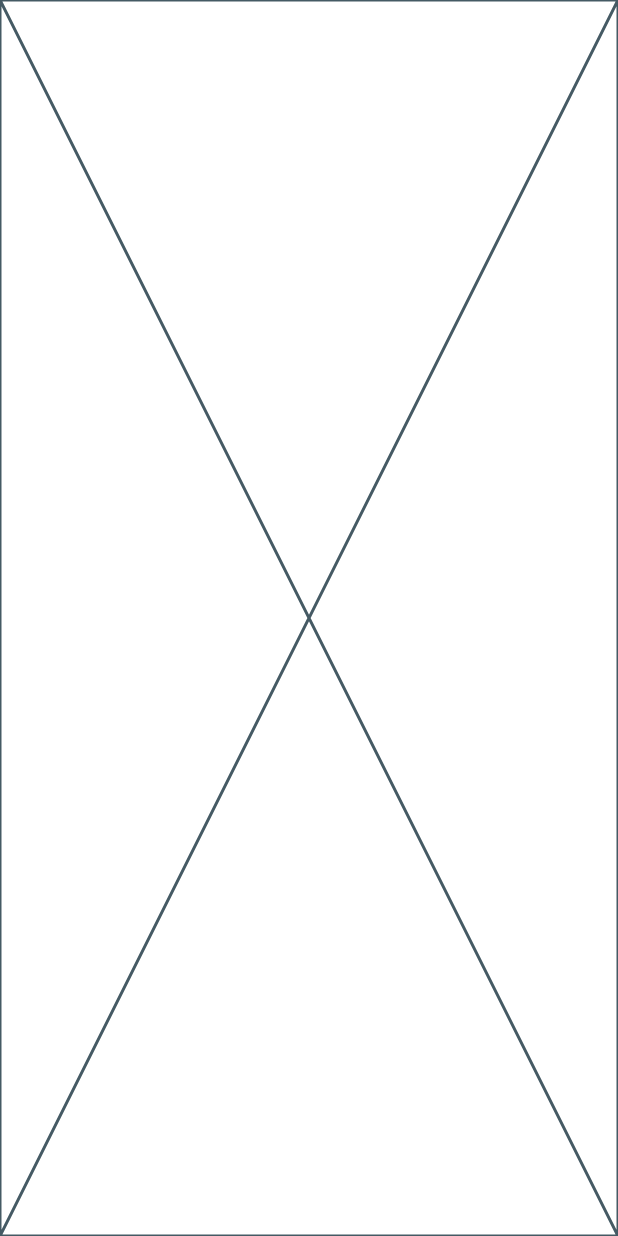
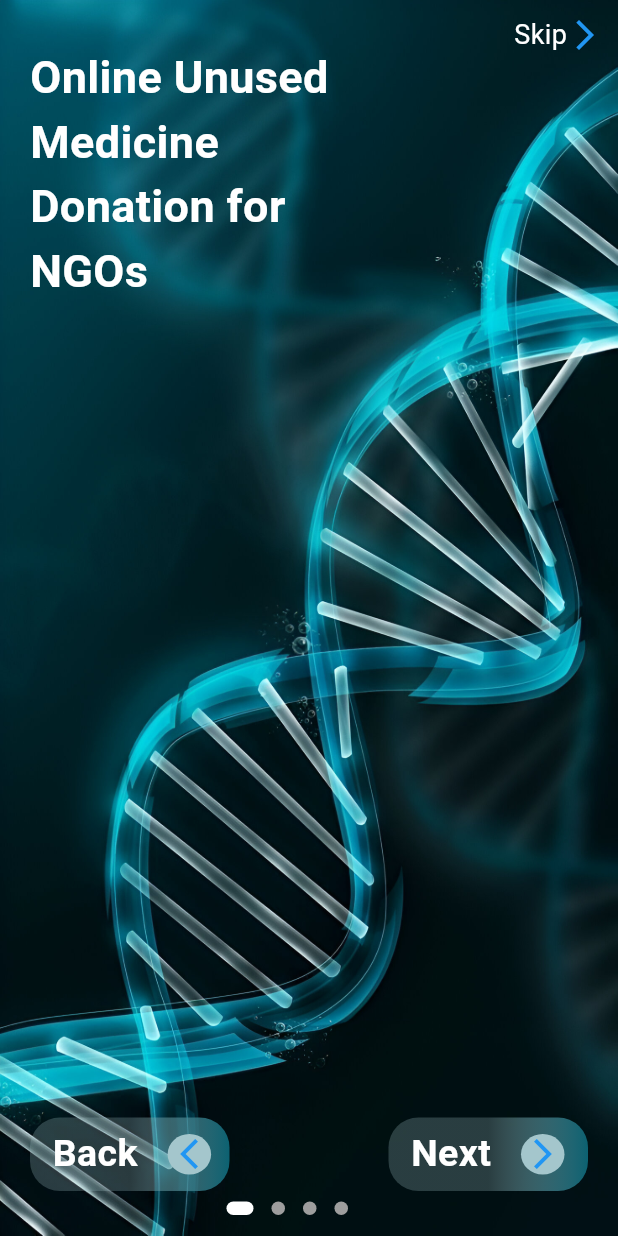
Before and after one commit to Mahmoud031/graduation_project, a Flutter app: the screen it shows after launch, on a phone screen of 412 x 824 dp. Run offline on Flutter 3.47's test engine with Material 3 defaults, Android fonts, the phone set to English and light mode, and no system bars; drawn by our look-alikes of dots_indicator; Roboto replaces fonts that are missing (Judson).

Commit message:
onboarding view ui done

```diff
--- a/lib/core/utils/app_images.dart
+++ b/lib/core/utils/app_images.dart
@@ -1,8 +1,7 @@
-// ignore_for_file: prefer_single_quotes
-class Assets {
-  Assets._();
-
-  /// Assets for imagesLogo
-  /// assets/images/logo.png
-  static const String imagesLogo = "assets/images/logo.png";
+class AppImages {
+  static const String logo = 'assets/images/logo.png';
+  static const String onBoardingPageOne = 'assets/images/pageone.jpg';
+  static const String onBoardingPageTwo = 'assets/images/pagetwo.jpg';
+  static const String onBoardingPageThree = 'assets/images/pagethree.jpg';
+  static const String onBoardingPageFour = 'assets/images/pagefour.jpg';
 }
--- a/lib/features/on_boarding/presentation/views/on_boarding_view.dart
+++ b/lib/features/on_boarding/presentation/views/on_boarding_view.dart
@@ -1,10 +1,14 @@
 import 'package:flutter/material.dart';
+
+import 'widgets/on_boarding_view_body.dart';
 
 class OnBoardingView extends StatelessWidget {
   const OnBoardingView({super.key});
   static const String routeName = 'onBoarding';
   @override
   Widget build(BuildContext context) {
-    return const Placeholder();
+    return Scaffold(
+      body: SafeArea(child: OnBoardingViewBody()),
+    );
   }
 }
--- /dev/null
+++ b/lib/features/on_boarding/presentation/views/widgets/on_boarding_button.dart
@@ -0,0 +1,57 @@
+import 'package:flutter/material.dart';
+
+class OnBoardingButton extends StatelessWidget {
+  const OnBoardingButton({
+    super.key,
+    required this.text,
+    required this.icon,
+  });
+  final String text;
+  final IconData icon;
+  @override
+  Widget build(BuildContext context) {
+    return Container(
+      width: 133,
+      height: 49,
+      decoration: ShapeDecoration(
+        gradient: LinearGradient(
+          begin: Alignment(1.00, 0.50),
+          end: Alignment(0.00, 0.50),
+          colors: [const Color(0xFF0C6171), const Color(0x42A0C2C6)],
+        ),
+        shape: RoundedRectangleBorder(
+          borderRadius: BorderRadius.circular(20),
+        ),
+      ),
+      child: Padding(
+        padding: const EdgeInsets.only(left: 15),
+        child: Row(
+          children: [
+            Text(
+              text,
+              style: TextStyle(
+                color: Colors.white,
+                fontSize: 25,
+                fontFamily: 'Judson',
+                fontWeight: FontWeight.w700,
+              ),
+            ),
+            SizedBox(width: 20),
+            Container(
+              width: 29,
+              height: 27,
+              decoration: ShapeDecoration(
+                color: const Color(0xFFA4C6CC),
+                shape: OvalBorder(),
+              ),
+              child: Icon(
+                icon,
+                color: Color(0xff2196F3),
+              ),
+            )
+          ],
+        ),
+      ),
+    );
+  }
+}
--- /dev/null
+++ b/lib/features/on_boarding/presentation/views/widgets/on_boarding_page_view.dart
@@ -0,0 +1,49 @@
+import 'package:dots_indicator/dots_indicator.dart';
+import 'package:flutter/material.dart';
+import 'package:graduation_project/core/utils/app_images.dart';
+
+import 'page_view_item.dart';
+
+class OnBoardingPageView extends StatelessWidget {
+  const OnBoardingPageView({super.key});
+
+  @override
+  Widget build(BuildContext context) {
+    return Stack(children: [
+      PageView(children: [
+        PageViewItem(
+          image: AppImages.onBoardingPageOne,
+          title: 'Online Unused Medicine Donation for NGOs',
+        ),
+        PageViewItem(
+          image: AppImages.onBoardingPageTwo,
+          title: 'Bridging Care Gaps with Medicine Donations',
+        ),
+        PageViewItem(
+          image: AppImages.onBoardingPageThree,
+          title: 'Reviving Hope with Unused Medicines',
+        ),
+        PageViewItem(
+          image: AppImages.onBoardingPageFour,
+          title: 'Empowering Communities Through Medicine Recycling',
+        ),
+      ]),
+      Positioned(
+        bottom: 8,
+        left: 145,
+        child: DotsIndicator(
+          dotsCount: 4,
+          decorator: DotsDecorator(
+            color: Colors.grey,
+            activeColor: Colors.white,
+            size: const Size.square(9.0),
+            activeSize: const Size(18.0, 9.0),
+            activeShape: RoundedRectangleBorder(
+              borderRadius: BorderRadius.circular(5.0),
+            ),
+          ),
+        ),
+      ),
+    ]);
+  }
+}
--- /dev/null
+++ b/lib/features/on_boarding/presentation/views/widgets/on_boarding_view_body.dart
@@ -0,0 +1,12 @@
+import 'package:flutter/material.dart';
+
+import 'on_boarding_page_view.dart';
+
+class OnBoardingViewBody extends StatelessWidget {
+  const OnBoardingViewBody({super.key});
+
+  @override
+  Widget build(BuildContext context) {
+    return OnBoardingPageView();
+  }
+}
--- /dev/null
+++ b/lib/features/on_boarding/presentation/views/widgets/page_view_item.dart
@@ -0,0 +1,65 @@
+import 'package:dots_indicator/dots_indicator.dart';
+import 'package:flutter/material.dart';
+
+import 'on_boarding_button.dart';
+
+class PageViewItem extends StatelessWidget {
+  const PageViewItem({super.key, required this.image, required this.title});
+  final String image;
+  final String title;
+  @override
+  Widget build(BuildContext context) {
+    return SizedBox(
+      width: double.infinity,
+      height: double.infinity,
+      child: Stack(
+        children: [
+          Positioned.fill(
+            child: Image.asset(image, fit: BoxFit.fill),
+          ),
+          Positioned(
+            top: 30,
+            right: 140,
+            left: 20,
+            child: Text(
+              title,
+              style: TextStyle(
+                color: Colors.white,
+                fontSize: 30,
+                fontWeight: FontWeight.bold,
+              ),
+            ),
+          ),
+          Positioned(
+              right: 10,
+              child: Padding(
+                padding: const EdgeInsets.symmetric(vertical: 10),
+                child: Row(
+                  children: [
+                    Text('Skip',
+                        style: TextStyle(color: Colors.white, fontSize: 18)),
+                    Icon(Icons.arrow_forward_ios, color: Color(0xff2196F3)),
+                  ],
+                ),
+              )),
+          Positioned(
+            bottom: 30,
+            right: 20,
+            child: OnBoardingButton(
+              text: 'Next',
+              icon: Icons.arrow_forward_ios,
+            ),
+          ),
+          Positioned(
+            bottom: 30,
+            left: 20,
+            child: OnBoardingButton(
+              text: 'Back',
+              icon: Icons.arrow_back_ios_new,
+            ),
+          ),
+        ],
+      ),
+    );
+  }
+}
--- a/pubspec.yaml
+++ b/pubspec.yaml
@@ -29,9 +29,9 @@ environment:
 # versions available, run `flutter pub outdated`.
 dependencies:
   cupertino_icons: ^1.0.8
+  dots_indicator: ^4.0.1
   flutter:
     sdk: flutter
-  flutter_svg: ^2.0.17
 
 dev_dependencies:
   flutter_launcher_icons: ^0.14.3
@@ -57,7 +57,6 @@ flutter:
   # To add assets to your application, add an assets section, like this:
   assets:
     - assets/images/
-
   # An image asset can refer to one or more resolution-specific "variants", see
   # https://flutter.dev/to/resolution-aware-images
   # For details regarding adding assets from package dependencies, see
@@ -90,4 +89,4 @@ flutter_assets:
   assets_path: assets/images/
   output_path: lib/core/utils
   filename: app_images.dart
-  field_prefix:
+  field_prefix: null
```
Also changed, not shown: assets/images/pagefour.jpg (added), assets/images/pageone.jpg (added), assets/images/pagethree.jpg (added), assets/images/pagetwo.jpg (added), lib/features/splash/presentation/views/splash_view.dart (line endings or trailing spaces), pubspec.lock.
